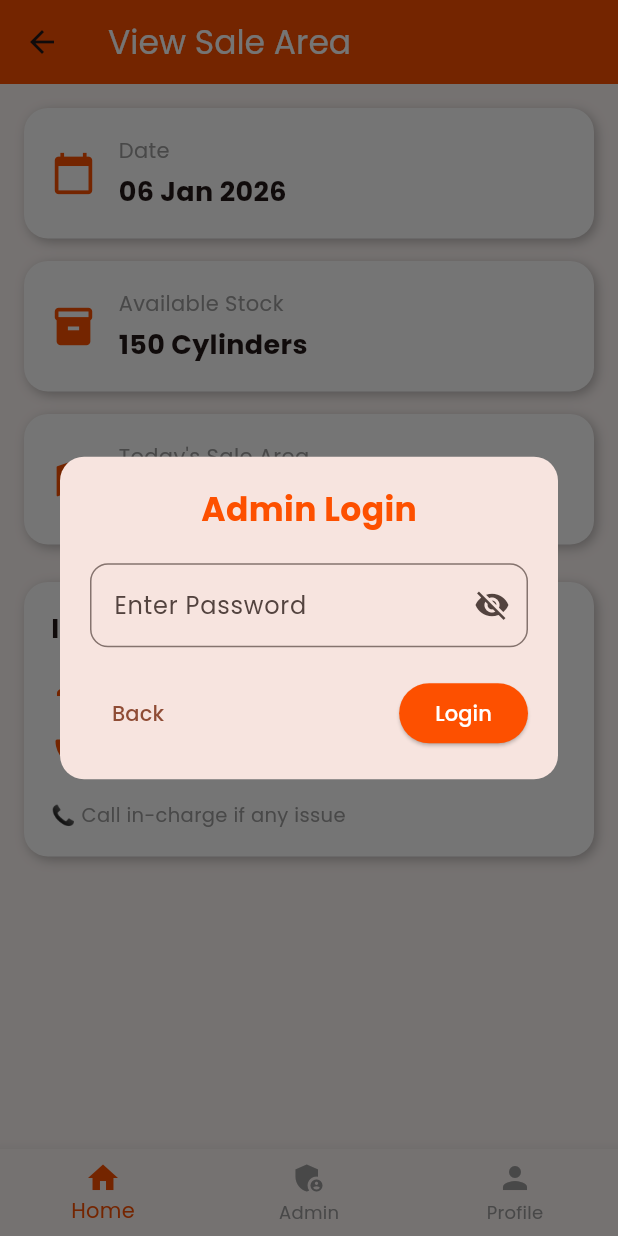
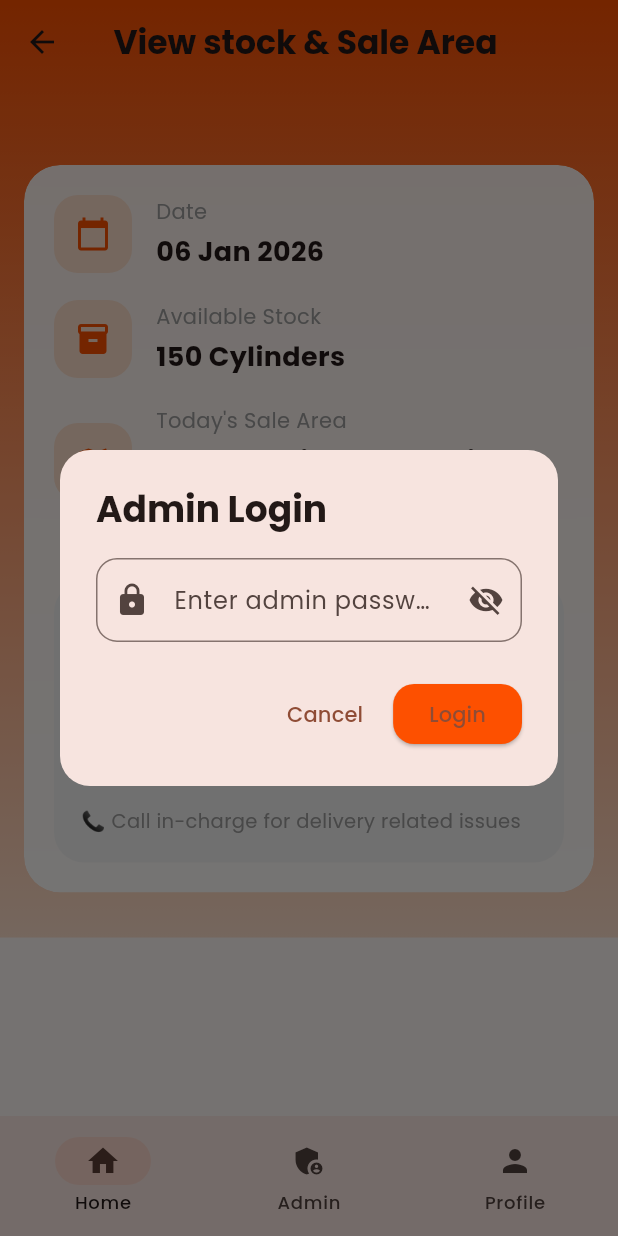
Before and after one commit to mmani2692005-pixel/MY-GK-INDANE-PROJECT, a Flutter app: the ViewSaleAreaPage screen opened directly, item 2 of the bottom bar chosen, after a tap on the "call" icon, on a phone screen of 412 x 824 dp. Run offline on Flutter 3.47's test engine with Material 3 defaults, Android fonts, the phone set to English and light mode, and no system bars; our stand-ins replace carousel_slider, image_picker.

Commit message:
new code

```diff
--- a/lib/users_salearea.dart
+++ b/lib/users_salearea.dart
@@ -1,7 +1,8 @@
+import 'dart:ui';
 import 'package:flutter/material.dart';
 import 'package:url_launcher/url_launcher.dart';
-import 'package:app/adminhome_page.dart';
-import 'package:app/user_profile_page.dart';
+import 'adminhome_page.dart';
+import 'user_profile_page.dart';
 
 class ViewSaleAreaPage extends StatefulWidget {
   const ViewSaleAreaPage({super.key});
@@ -16,66 +17,54 @@ class _ViewSaleAreaPageState extends State<ViewSaleAreaPage> {
   // DEMO DATA
   final String date = "06 Jan 2026";
   final int stockCount = 150;
-  final String saleArea = "Pema,calicut,kamraj nagar";
-  final String inchargeName = "Mr.Mohammed Shafique ";
+  final String saleArea = "Pema, Calicut, Kamraj Nagar";
+  final String inchargeName = "Mr. Mohammed Shafique";
   final String inchargePhone = "+91 7846018731";
 
   // ─────────────────────────────────────────────
-  // ADMIN LOGIN POPUP
+  // ADMIN LOGIN (MODERN)
   // ─────────────────────────────────────────────
   void showAdminLoginDialog() {
-    TextEditingController passController = TextEditingController();
+    final passController = TextEditingController();
     bool showPassword = false;
 
     showDialog(
       context: context,
-      builder: (context) {
-        return StatefulBuilder(
+      builder: (_) => StatefulBuilder(
         builder: (context, setState) {
-            return Dialog(
-              shape: RoundedRectangleBorder(
-                  borderRadius: BorderRadius.circular(16)),
-              child: Padding(
-                padding: const EdgeInsets.all(20),
-                child: Column(
-                  mainAxisSize: MainAxisSize.min,
-                  children: [
-                    const Text(
+          return AlertDialog(
+            shape:
+                RoundedRectangleBorder(borderRadius: BorderRadius.circular(20)),
+            title: const Text(
               "Admin Login",
-                      style: TextStyle(
-                        fontSize: 22,
-                        fontWeight: FontWeight.bold,
-                        color: Color(0xFFFD5000),
+              style: TextStyle(fontWeight: FontWeight.bold),
             ),
-                    ),
-                    const SizedBox(height: 20),
-                    TextField(
+            content: TextField(
               controller: passController,
               obscureText: !showPassword,
               decoration: InputDecoration(
-                        labelText: "Enter Password",
-                        border: OutlineInputBorder(
-                            borderRadius: BorderRadius.circular(12)),
+                hintText: "Enter admin password",
+                prefixIcon: const Icon(Icons.lock),
                 suffixIcon: IconButton(
-                          icon: Icon(showPassword
-                              ? Icons.visibility
-                              : Icons.visibility_off),
+                  icon: Icon(
+                      showPassword ? Icons.visibility : Icons.visibility_off),
                   onPressed: () =>
                       setState(() => showPassword = !showPassword),
                 ),
+                border:
+                    OutlineInputBorder(borderRadius: BorderRadius.circular(14)),
               ),
             ),
-                    const SizedBox(height: 20),
-                    Row(
-                      mainAxisAlignment: MainAxisAlignment.spaceBetween,
-                      children: [
+            actions: [
               TextButton(
                 onPressed: () => Navigator.pop(context),
-                          child: const Text("Back"),
+                child: const Text("Cancel"),
               ),
               ElevatedButton(
                 style: ElevatedButton.styleFrom(
                   backgroundColor: const Color(0xFFFD5000),
+                  shape: RoundedRectangleBorder(
+                      borderRadius: BorderRadius.circular(14)),
                 ),
                 onPressed: () {
                   if (passController.text == "1234") {
@@ -94,28 +83,21 @@ class _ViewSaleAreaPageState extends State<ViewSaleAreaPage> {
                     );
                   }
                 },
-                          child: const Text("Login",
-                              style: TextStyle(color: Colors.white)),
+                child: const Text("Login"),
               ),
             ],
-                    ),
-                  ],
-                ),
-              ),
           );
         },
-        );
-      },
+      ),
     );
   }
 
   // ─────────────────────────────────────────────
-  // CALL INCHARGE
+  // CALL IN-CHARGE
   // ─────────────────────────────────────────────
   Future<void> _callNumber() async {
-    final Uri uri = Uri.parse("tel:$inchargePhone");
+    final uri = Uri.parse("tel:$inchargePhone");
     if (!await launchUrl(uri)) {
-      // ignore: use_build_context_synchronously
       ScaffoldMessenger.of(context).showSnackBar(
         const SnackBar(content: Text("Unable to make call")),
       );
@@ -128,112 +110,130 @@ class _ViewSaleAreaPageState extends State<ViewSaleAreaPage> {
   @override
   Widget build(BuildContext context) {
     return Scaffold(
+      extendBodyBehindAppBar: true,
       appBar: AppBar(
-        backgroundColor: const Color(0xFFFD5000),
+        elevation: 0,
+        backgroundColor: Colors.transparent,
+        centerTitle: true,
         title: const Text(
-          "View Sale Area",
-          style: TextStyle(color: Colors.white),
+          "View stock & Sale Area ",
+          style: TextStyle(fontWeight: FontWeight.bold),
         ),
       ),
-
-      body: Padding(
-        padding: const EdgeInsets.all(16),
+      body: Container(
+        decoration: const BoxDecoration(
+          gradient: LinearGradient(
+            colors: [Color(0xFFFD5000), Color(0xFFFFE0CC)],
+            begin: Alignment.topCenter,
+            end: Alignment.bottomCenter,
+          ),
+        ),
+        child: SingleChildScrollView(
+          padding: const EdgeInsets.fromLTRB(16, 110, 16, 30),
+          child: ClipRRect(
+            borderRadius: BorderRadius.circular(24),
+            child: BackdropFilter(
+              filter: ImageFilter.blur(sigmaX: 10, sigmaY: 10),
+              child: Container(
+                padding: const EdgeInsets.all(20),
+                decoration: BoxDecoration(
+                  color: Colors.white.withOpacity(0.92),
+                  borderRadius: BorderRadius.circular(24),
+                ),
                 child: Column(
                   children: [
-            _infoCard(
+                    _infoTile(
                       icon: Icons.calendar_today,
                       title: "Date",
                       value: date,
                     ),
-            const SizedBox(height: 15),
-            _infoCard(
-              icon: Icons.inventory,
+                    _infoTile(
+                      icon: Icons.inventory_2,
                       title: "Available Stock",
                       value: "$stockCount Cylinders",
                     ),
-            const SizedBox(height: 15),
-            _infoCard(
+                    _infoTile(
                       icon: Icons.map,
                       title: "Today's Sale Area",
                       value: saleArea,
                     ),
-            const SizedBox(height: 25),
+                    const SizedBox(height: 24),
 
-            // INCHARGE CONTACT
+                    // ---------------- IN-CHARGE CARD ----------------
                     Container(
                       width: double.infinity,
                       padding: const EdgeInsets.all(18),
                       decoration: BoxDecoration(
-                color: Colors.white,
-                borderRadius: BorderRadius.circular(16),
-                boxShadow: const [
-                  BoxShadow(
-                    color: Colors.black26,
-                    blurRadius: 6,
-                    offset: Offset(2, 2),
-                  )
-                ],
+                        color: Colors.grey.shade100,
+                        borderRadius: BorderRadius.circular(20),
                       ),
                       child: Column(
                         crossAxisAlignment: CrossAxisAlignment.start,
                         children: [
                           const Text(
                             "In-charge Contact",
-                    style: TextStyle(fontSize: 18, fontWeight: FontWeight.bold),
+                            style: TextStyle(
+                              fontSize: 18,
+                              fontWeight: FontWeight.bold,
+                            ),
+                          ),
+                          const SizedBox(height: 14),
+                          Row(
+                            children: [
+                              const Icon(Icons.person,
+                                  color: Color(0xFFFD5000)),
+                              const SizedBox(width: 10),
+                              Text(
+                                inchargeName,
+                                style: const TextStyle(fontSize: 16),
+                              ),
+                            ],
                           ),
                           const SizedBox(height: 12),
                           Row(
                             children: [
-                      const Icon(Icons.person, color: Color(0xFFFD5000)),
-                      const SizedBox(width: 10),
-                      Text(inchargeName, style: const TextStyle(fontSize: 16)),
-                    ],
-                  ),
-                  const SizedBox(height: 10),
-                  Row(
-                    children: [
-                      const Icon(Icons.phone, color: Color(0xFFFD5000)),
+                              const Icon(Icons.phone,
+                                  color: Color(0xFFFD5000)),
                               const SizedBox(width: 10),
                               Expanded(
-                        child: Text(inchargePhone,
-                            style: const TextStyle(fontSize: 16)),
+                                child: Text(
+                                  inchargePhone,
+                                  style: const TextStyle(fontSize: 16),
+                                ),
                               ),
                               IconButton(
-                        icon: const Icon(Icons.call, color: Colors.green),
+                                icon: const Icon(Icons.call,
+                                    color: Colors.green),
                                 onPressed: _callNumber,
-                      )
+                              ),
                             ],
                           ),
                           const SizedBox(height: 8),
                           const Text(
-                    "📞 Call in-charge if any issue",
-                    style: TextStyle(fontSize: 13, color: Colors.grey),
-                  )
+                            "📞 Call in-charge for delivery related issues",
+                            style:
+                                TextStyle(fontSize: 13, color: Colors.grey),
+                          ),
                         ],
                       ),
                     ),
                   ],
                 ),
               ),
+            ),
+          ),
+        ),
+      ),
 
-      // ─────────────────────────────────────────────
-      // ⭐ BOTTOM NAVIGATION BAR
-      // ─────────────────────────────────────────────
-      bottomNavigationBar: BottomNavigationBar(
-        currentIndex: _selectedIndex,
-        selectedItemColor: const Color(0xFFFD5000),
-        unselectedItemColor: Colors.grey,
-        onTap: (index) {
+      // ---------------- BOTTOM NAV ----------------
+      bottomNavigationBar: NavigationBar(
+        selectedIndex: _selectedIndex,
+        onDestinationSelected: (index) {
           if (index == 1) {
             showAdminLoginDialog();
             return;
           }
-
           setState(() => _selectedIndex = index);
-
-          if (index == 0) {
-            Navigator.pop(context); // Home
-          }
 
           if (index == 2) {
             Navigator.push(
@@ -244,55 +244,57 @@ class _ViewSaleAreaPageState extends State<ViewSaleAreaPage> {
             );
           }
         },
-        items: const [
-          BottomNavigationBarItem(icon: Icon(Icons.home), label: "Home"),
-          BottomNavigationBarItem(
+        destinations: const [
+          NavigationDestination(icon: Icon(Icons.home), label: "Home"),
+          NavigationDestination(
               icon: Icon(Icons.admin_panel_settings), label: "Admin"),
-          BottomNavigationBarItem(icon: Icon(Icons.person), label: "Profile"),
+          NavigationDestination(icon: Icon(Icons.person), label: "Profile"),
         ],
       ),
     );
   }
 
   // ─────────────────────────────────────────────
-  // REUSABLE INFO CARD
+  // INFO TILE
   // ─────────────────────────────────────────────
-  Widget _infoCard({
+  Widget _infoTile({
     required IconData icon,
     required String title,
     required String value,
   }) {
-    return Container(
-      width: double.infinity,
-      padding: const EdgeInsets.all(18),
-      decoration: BoxDecoration(
-        color: Colors.white,
-        borderRadius: BorderRadius.circular(16),
-        boxShadow: const [
-          BoxShadow(
-            color: Colors.black26,
-            blurRadius: 6,
-            offset: Offset(2, 2),
-          )
-        ],
-      ),
+    return Padding(
+      padding: const EdgeInsets.only(bottom: 18),
       child: Row(
         children: [
-          Icon(icon, color: const Color(0xFFFD5000), size: 30),
-          const SizedBox(width: 15),
+          Container(
+            padding: const EdgeInsets.all(14),
+            decoration: BoxDecoration(
+              color: const Color(0xFFFFE0CC),
+              borderRadius: BorderRadius.circular(16),
+            ),
+            child: Icon(icon, color: const Color(0xFFFD5000)),
+          ),
+          const SizedBox(width: 16),
           Expanded(
             child: Column(
               crossAxisAlignment: CrossAxisAlignment.start,
               children: [
-                Text(title,
-                    style: const TextStyle(fontSize: 14, color: Colors.grey)),
-                const SizedBox(height: 5),
-                Text(value,
+                Text(
+                  title,
+                  style:
+                      const TextStyle(fontSize: 14, color: Colors.grey),
+                ),
+                const SizedBox(height: 4),
+                Text(
+                  value,
                   style: const TextStyle(
-                        fontSize: 18, fontWeight: FontWeight.bold)),
+                    fontSize: 18,
+                    fontWeight: FontWeight.bold,
+                  ),
+                ),
               ],
             ),
-          )
+          ),
         ],
       ),
     );
```
Lines whose indentation alone changed are shown as unchanged.
